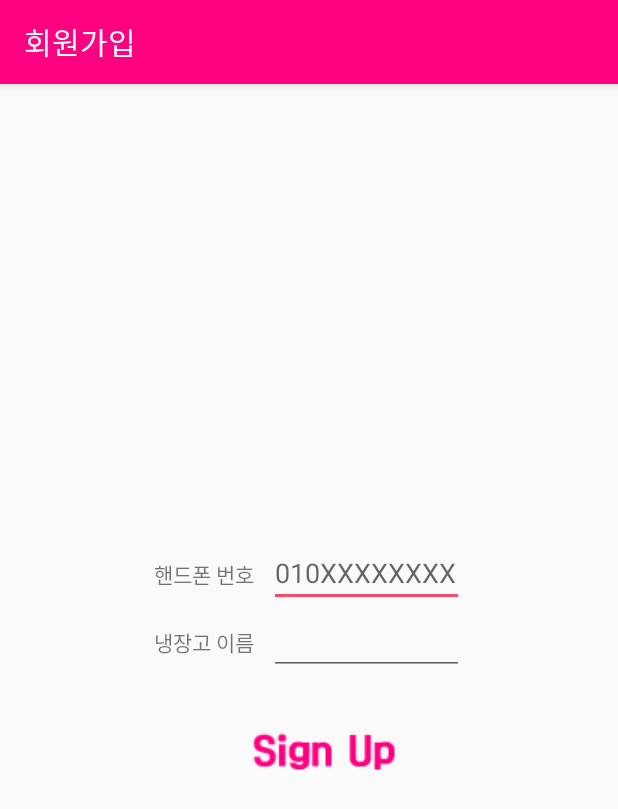
After one commit to doodoo1213/Please_refrigerator, an Android app: the SignUpActivity screen opened directly, with no data from a screen before it, on a phone screen of 412 x 824 dp. The commit adds this screen. Shown: the top 809 px of the screen. Run offline under Robolectric (Android 15) with nearby library versions, the phone set to English and light mode, and no system bars.

Commit message:
-로그인 추가 show는 아직

```diff
--- a/app/src/main/java/com/example/kimjuyoung/please_refrigerator/activity/OnActivity.java
+++ b/app/src/main/java/com/example/kimjuyoung/please_refrigerator/activity/OnActivity.java
@@ -23,7 +23,7 @@ public class OnActivity extends AppCompatActivity{
             public void run() {
                 try {
                     sleep(3000);
-                    Intent intent = new Intent(getApplicationContext(), activity_homeview.class);
+                    Intent intent = new Intent(getApplicationContext(), LoginActivity.class);
                     startActivity(intent);
                     finish();
                 } catch (InterruptedException e) {
--- a/app/src/main/java/com/example/kimjuyoung/please_refrigerator/activity/Show.java
+++ b/app/src/main/java/com/example/kimjuyoung/please_refrigerator/activity/Show.java
@@ -192,7 +192,6 @@ public class Show extends Fragment implements View.OnClickListener{
 
             final Context context = getView().getContext();
             final AlertDialog.Builder alertDialogBuilder = new AlertDialog.Builder(context);
-            final AlertDialog.Builder alertDelete = new AlertDialog.Builder(context);
 
             // 제목셋팅
             alertDialogBuilder.setTitle("정보확인");
--- /dev/null
+++ b/app/src/main/res/layout/activity_signup.xml
@@ -0,0 +1,56 @@
+<?xml version="1.0" encoding="utf-8"?>
+<FrameLayout xmlns:android="http://schemas.android.com/apk/res/android"
+    android:layout_width="match_parent"
+    android:layout_height="match_parent">
+
+    <LinearLayout
+        android:layout_width="match_parent"
+        android:layout_height="wrap_content"
+        android:orientation="vertical"
+        android:layout_gravity="center">
+
+        <LinearLayout
+            android:layout_width="match_parent"
+            android:layout_height="match_parent"
+            android:orientation="horizontal"
+            android:gravity="center_horizontal">
+            <TextView
+                android:layout_width="wrap_content"
+                android:layout_height="wrap_content"
+                android:text="핸드폰 번호"/>
+            <EditText
+                android:layout_width="130dp"
+                android:layout_height="wrap_content"
+                android:id="@+id/phone"
+                android:hint="010XXXXXXXX"
+                android:layout_marginStart="10dp"/>
+        </LinearLayout>
+        <LinearLayout
+            android:layout_width="match_parent"
+            android:layout_height="match_parent"
+            android:orientation="horizontal"
+            android:gravity="center_horizontal">
+            <TextView
+                android:layout_width="wrap_content"
+                android:layout_height="wrap_content"
+                android:text="냉장고 이름"/>
+            <EditText
+                android:layout_width="130dp"
+                android:layout_height="wrap_content"
+                android:id="@+id/refrigerator"
+                android:layout_marginStart="10dp"/>
+        </LinearLayout>
+
+            <ImageButton
+                android:layout_width="100dp"
+                android:layout_height="40dp"
+                android:layout_gravity="center"
+                android:layout_marginStart="10dp"
+                android:id="@+id/signup"
+                android:onClick="Insert"
+                android:background="@android:color/transparent"
+                android:src="@drawable/signup"
+                android:layout_marginTop="30dp"/>
+
+    </LinearLayout>
+</FrameLayout>
```
Also changed, not shown: app/src/main/AndroidManifest.xml (+11 -1 lines), app/src/main/java/com/example/kimjuyoung/please_refrigerator/activity/InputData.java (+12 -5 lines), app/src/main/java/com/example/kimjuyoung/please_refrigerator/activity/LoginActivity.java (added, +146 -0 lines), app/src/main/java/com/example/kimjuyoung/please_refrigerator/activity/SignUpActivity.java (added, +141 -0 lines), app/src/main/java/com/example/kimjuyoung/please_refrigerator/activity/activity_homeview.java (+5 -4 lines), app/src/main/java/com/example/kimjuyoung/please_refrigerator/models/Select.java (+12 -4 lines), app/src/main/res/layout/activity_login.xml (added, +70 -0 lines), app/src/main/res/layout/homeview.xml (+11 -18 lines), app/src/main/res/drawable/login.png (added), app/src/main/res/drawable/menu_button1.png (added), app/src/main/res/drawable/menu_button2.png (added), app/src/main/res/drawable/menu_button3.png (added), app/src/main/res/drawable/signup.png (added).
